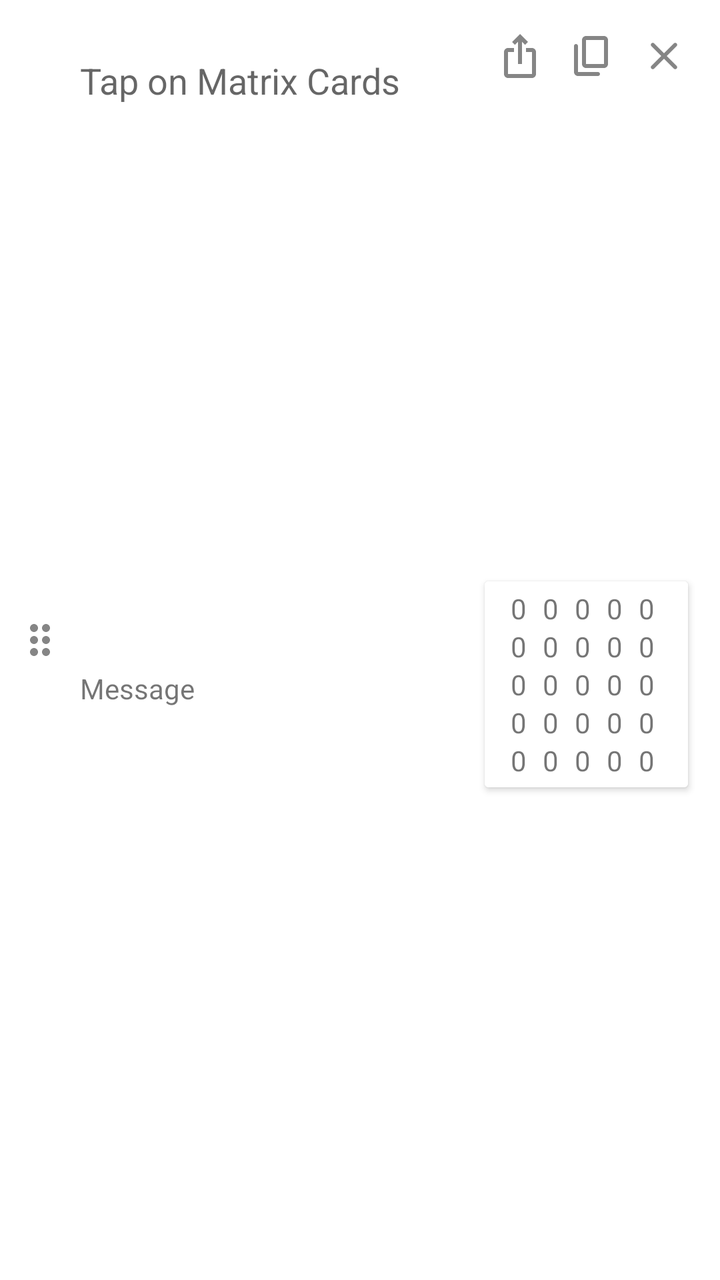
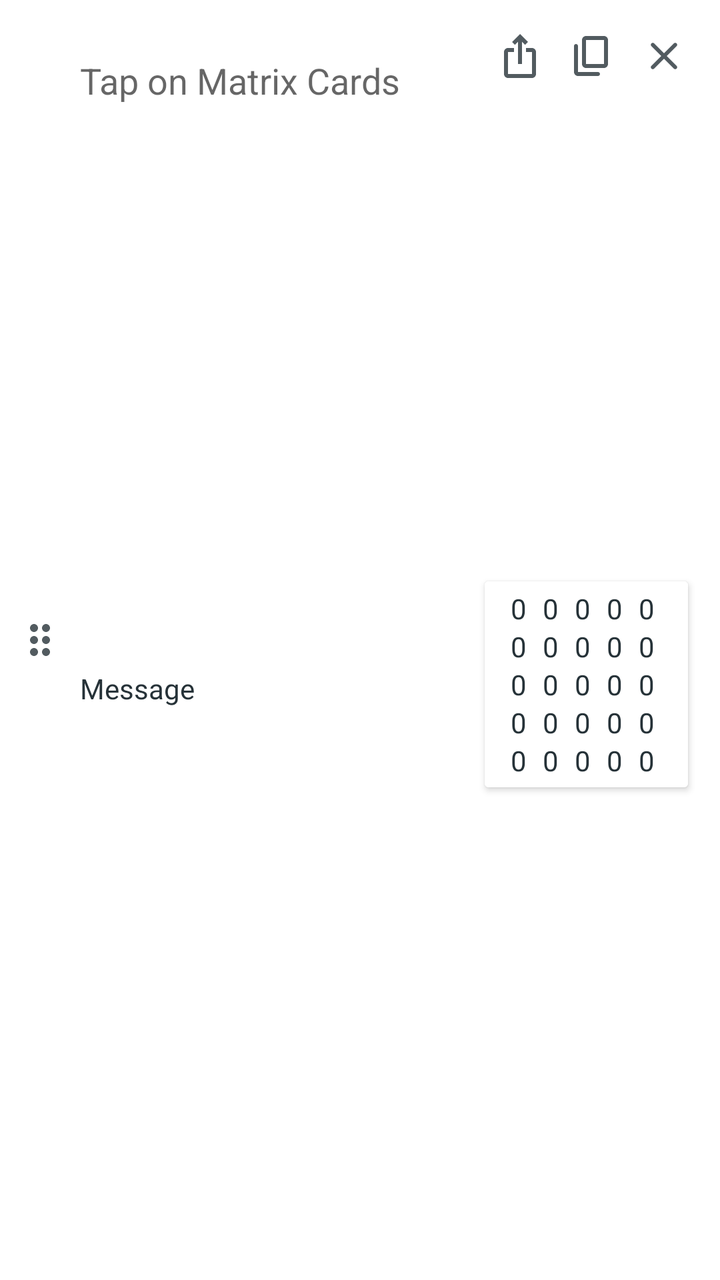

The first picture is an Android layout as it rendered before a commit; the second is the same layout after the commit. The layout source and the unified diff follow.
<!-- AndroidManifest.xml: application theme Theme.Matscape -->
<!-- res/layout/item_result_card.xml -->
<?xml version="1.0" encoding="utf-8"?>
<androidx.constraintlayout.widget.ConstraintLayout xmlns:android="http://schemas.android.com/apk/res/android"
    xmlns:app="http://schemas.android.com/apk/res-auto"
    xmlns:tools="http://schemas.android.com/tools"
    android:layout_width="match_parent"
    android:layout_height="wrap_content"
    android:background="@color/result_card_bg_color"
    android:minHeight="80dp"
    android:id="@+id/ResultCardCL">


    <ImageView
        android:id="@+id/resultCardDragButton"
        android:layout_width="wrap_content"
        android:layout_height="0px"
        android:layout_marginStart="8dp"
        android:layout_marginTop="8dp"
        android:layout_marginBottom="8dp"
        android:background="@color/result_card_bg_color"
        android:contentDescription="@string/desc_drag_result"
        android:src="@drawable/ic_result_card_drag"
        app:layout_constraintBottom_toBottomOf="parent"
        app:layout_constraintStart_toStartOf="parent"
        app:layout_constraintTop_toTopOf="parent" />


    <EditText
        android:id="@+id/ExpressionField"
        android:layout_width="0dp"
        android:layout_height="wrap_content"
        android:layout_marginStart="8dp"
        android:layout_marginEnd="8dp"
        android:layout_marginTop="32dp"
        android:background="@null"
        android:hint="@string/hint_result_field"
        android:importantForAutofill="no"
        android:inputType="textNoSuggestions"
        app:layout_constraintBottom_toBottomOf="@+id/AddResultMatrixButton"
        app:layout_constraintEnd_toStartOf="@+id/AddResultMatrixButton"
        app:layout_constraintHorizontal_bias="0.0"
        app:layout_constraintStart_toEndOf="@+id/resultCardDragButton"
        app:layout_constraintTop_toTopOf="@+id/resultCardDragButton"
        tools:ignore="LabelFor" />

    <TextView
        android:id="@+id/ResultCardMessage"
        android:layout_width="wrap_content"
        android:layout_height="wrap_content"
        android:text="@string/placeholder_result_msg"
        android:layout_marginBottom="4dp"
        app:layout_constraintBottom_toBottomOf="parent"
        app:layout_constraintStart_toStartOf="@+id/ExpressionField"
        app:layout_constraintTop_toBottomOf="@+id/ExpressionField" />

    <ImageView
        android:id="@+id/DeleteResultButton"
        android:layout_width="wrap_content"
        android:layout_height="wrap_content"
        android:layout_marginTop="16dp"
        android:layout_marginEnd="16dp"
        android:background="?attr/selectableItemBackgroundBorderless"
        android:clickable="true"
        android:contentDescription="@string/desc_delete_result"
        android:focusable="true"
        android:src="@drawable/ic_result_card_delete"
        app:layout_constraintEnd_toEndOf="parent"
        app:layout_constraintTop_toTopOf="parent"
        tools:ignore="TouchTargetSizeCheck" />

    <androidx.cardview.widget.CardView
        android:id="@+id/cardView2"
        android:layout_width="wrap_content"
        android:layout_height="wrap_content"
        android:layout_marginEnd="16dp"
        android:layout_marginBottom="16dp"
        android:layout_marginTop="8dp"
        android:foreground="?attr/selectableItemBackgroundBorderless"
        android:clickable="true"
        android:focusable="true"
        app:layout_constraintBottom_toBottomOf="parent"
        app:layout_constraintEnd_toEndOf="parent"
        app:layout_constraintTop_toBottomOf="@+id/ExpressionField">

        <androidx.constraintlayout.widget.ConstraintLayout
            android:layout_width="match_parent"
            android:layout_height="match_parent"
            android:background="@color/result_card_mat_bg_color"
            android:padding="4dp">

            <androidx.constraintlayout.widget.Guideline
                android:id="@+id/guideline3"
                android:layout_width="wrap_content"
                android:layout_height="wrap_content"
                android:orientation="vertical"
                app:layout_constraintGuide_begin="5dp" />

            <LinearLayout
                android:id="@+id/linearLayout6"
                android:layout_width="wrap_content"
                android:layout_height="wrap_content"
                android:gravity="center"
                android:orientation="vertical"
                app:layout_constraintBottom_toBottomOf="parent"
                app:layout_constraintEnd_toStartOf="@+id/linearLayout7"
                app:layout_constraintHorizontal_bias="0.5"
                app:layout_constraintStart_toStartOf="@+id/guideline3"
                app:layout_constraintTop_toTopOf="parent">

                <TextView
                    android:id="@+id/ResultCardTextView11"
                    style="@style/MatrixCardsMatrixText" />

                <TextView
                    android:id="@+id/ResultCardTextView21"
                    style="@style/MatrixCardsMatrixText" />

                <TextView
                    android:id="@+id/ResultCardTextView31"
                    style="@style/MatrixCardsMatrixText" />

                <TextView
                    android:id="@+id/ResultCardTextView41"
                    style="@style/MatrixCardsMatrixText" />

                <TextView
                    android:id="@+id/ResultCardTextView51"
                    style="@style/MatrixCardsMatrixText" />

            </LinearLayout>

            <LinearLayout
                android:id="@+id/linearLayout7"
                android:layout_width="wrap_content"
                android:layout_height="wrap_content"
                android:gravity="center"
                android:orientation="vertical"
                app:layout_constraintBottom_toBottomOf="parent"
                app:layout_constraintEnd_toStartOf="@+id/linearLayout8"
                app:layout_constraintHorizontal_bias="0.5"
                app:layout_constraintStart_toEndOf="@+id/linearLayout6"
                app:layout_constraintTop_toTopOf="parent">

                <TextView
                    android:id="@+id/ResultCardTextView12"
                    style="@style/MatrixCardsMatrixText" />

                <TextView
                    android:id="@+id/ResultCardTextView22"
                    style="@style/MatrixCardsMatrixText" />

                <TextView
                    android:id="@+id/ResultCardTextView32"
                    style="@style/MatrixCardsMatrixText" />

                <TextView
                    android:id="@+id/ResultCardTextView42"
                    style="@style/MatrixCardsMatrixText" />

                <TextView
                    android:id="@+id/ResultCardTextView52"
                    style="@style/MatrixCardsMatrixText" />

            </LinearLayout>

            <LinearLayout
                android:id="@+id/linearLayout8"
                android:layout_width="wrap_content"
                android:layout_height="wrap_content"
                android:gravity="center"
                android:orientation="vertical"
                app:layout_constraintBottom_toBottomOf="parent"
                app:layout_constraintEnd_toStartOf="@+id/linearLayout9"
                app:layout_constraintHorizontal_bias="0.5"
                app:layout_constraintStart_toEndOf="@+id/linearLayout7"
                app:layout_constraintTop_toTopOf="parent">

                <TextView
                    android:id="@+id/ResultCardTextView13"
                    style="@style/MatrixCardsMatrixText" />

                <TextView
                    android:id="@+id/ResultCardTextView23"
                    style="@style/MatrixCardsMatrixText" />

                <TextView
                    android:id="@+id/ResultCardTextView33"
                    style="@style/MatrixCardsMatrixText" />

                <TextView
                    android:id="@+id/ResultCardTextView43"
                    style="@style/MatrixCardsMatrixText" />

                <TextView
                    android:id="@+id/ResultCardTextView53"
                    style="@style/MatrixCardsMatrixText" />

            </LinearLayout>

            <LinearLayout
                android:id="@+id/linearLayout9"
                android:layout_width="wrap_content"
                android:layout_height="wrap_content"
                android:gravity="center"
                android:orientation="vertical"
                app:layout_constraintBottom_toBottomOf="parent"
                app:layout_constraintEnd_toStartOf="@+id/linearLayout10"
                app:layout_constraintHorizontal_bias="0.5"
                app:layout_constraintStart_toEndOf="@+id/linearLayout8"
                app:layout_constraintTop_toTopOf="parent">

                <TextView
                    android:id="@+id/ResultCardTextView14"
                    style="@style/MatrixCardsMatrixText" />

                <TextView
                    android:id="@+id/ResultCardTextView24"
                    style="@style/MatrixCardsMatrixText" />

                <TextView
                    android:id="@+id/ResultCardTextView34"
                    style="@style/MatrixCardsMatrixText" />

                <TextView
                    android:id="@+id/ResultCardTextView44"
                    style="@style/MatrixCardsMatrixText" />

                <TextView
                    android:id="@+id/ResultCardTextView54"
                    style="@style/MatrixCardsMatrixText" />

            </LinearLayout>

            <LinearLayout
                android:id="@+id/linearLayout10"
                android:layout_width="wrap_content"
                android:layout_height="wrap_content"
                android:gravity="center"
                android:orientation="vertical"
                app:layout_constraintBottom_toBottomOf="parent"
                app:layout_constraintEnd_toEndOf="@id/guideline4"
                app:layout_constraintHorizontal_bias="0.5"
                app:layout_constraintStart_toEndOf="@+id/linearLayout9"
                app:layout_constraintTop_toTopOf="parent">

                <TextView
                    android:id="@+id/ResultCardTextView15"
                    style="@style/MatrixCardsMatrixText" />

                <TextView
                    android:id="@+id/ResultCardTextView25"
                    style="@style/MatrixCardsMatrixText" />

                <TextView
                    android:id="@+id/ResultCardTextView35"
                    style="@style/MatrixCardsMatrixText" />

                <TextView
                    android:id="@+id/ResultCardTextView45"
                    style="@style/MatrixCardsMatrixText" />

                <TextView
                    android:id="@+id/ResultCardTextView55"
                    style="@style/MatrixCardsMatrixText" />

            </LinearLayout>

            <androidx.constraintlayout.widget.Guideline
                android:id="@+id/guideline4"
                android:layout_width="wrap_content"
                android:layout_height="wrap_content"
                android:orientation="vertical"
                app:layout_constraintGuide_percent="0.90816325" />

        </androidx.constraintlayout.widget.ConstraintLayout>
    </androidx.cardview.widget.CardView>

    <ImageView
        android:id="@+id/CopyResultButton"
        android:layout_width="wrap_content"
        android:layout_height="wrap_content"
        android:layout_marginEnd="12dp"
        android:background="?attr/selectableItemBackgroundBorderless"
        android:clickable="true"
        android:focusable="true"
        android:src="@drawable/ic_mat_card_copy"
        app:layout_constraintBottom_toBottomOf="@+id/DeleteResultButton"
        app:layout_constraintEnd_toStartOf="@+id/DeleteResultButton"
        app:layout_constraintTop_toTopOf="@+id/DeleteResultButton"
        android:contentDescription="@string/desc_copy_result" />

    <ImageView
        android:id="@+id/AddResultMatrixButton"
        android:layout_width="wrap_content"
        android:layout_height="wrap_content"
        android:layout_marginEnd="12dp"
        android:background="?attr/selectableItemBackgroundBorderless"
        android:clickable="true"
        android:focusable="true"

        android:src="@drawable/ic_result_add_matrix"
        app:layout_constraintBottom_toBottomOf="@+id/DeleteResultButton"
        app:layout_constraintEnd_toStartOf="@+id/CopyResultButton"
        app:layout_constraintTop_toTopOf="@+id/DeleteResultButton"
        android:contentDescription="@string/desc_add_result_matrix" />

</androidx.constraintlayout.widget.ConstraintLayout>
<!-- resources referenced by this layout -->
<resources>
  <color name="result_card_bg_color">#FFFFFF</color>
  <color name="result_card_mat_bg_color">#FFFFFF</color>
  <!-- drawable ic_mat_card_copy (drawable) -->
  <vector android:alpha="0.8" android:height="24dp"
      android:tint="?attr/colorControlNormal" android:viewportHeight="24"
      android:viewportWidth="24" android:width="24dp" xmlns:android="http://schemas.android.com/apk/res/android">
      <path android:fillColor="@android:color/white" android:pathData="M15,20H5V7c0,-0.55 -0.45,-1 -1,-1h0C3.45,6 3,6.45 3,7v13c0,1.1 0.9,2 2,2h10c0.55,0 1,-0.45 1,-1v0C16,20.45 15.55,20 15,20zM20,16V4c0,-1.1 -0.9,-2 -2,-2H9C7.9,2 7,2.9 7,4v12c0,1.1 0.9,2 2,2h9C19.1,18 20,17.1 20,16zM18,16H9V4h9V16z"/>
  </vector>
  <!-- drawable ic_result_add_matrix (drawable) -->
  <vector android:alpha="0.8" android:height="24dp"
      android:tint="?attr/colorControlNormal" android:viewportHeight="24"
      android:viewportWidth="24" android:width="24dp" xmlns:android="http://schemas.android.com/apk/res/android">
      <path android:fillColor="@android:color/white" android:pathData="M16,5l-1.42,1.42 -1.59,-1.59L12.99,16h-1.98L11.01,4.83L9.42,6.42 8,5l4,-4 4,4zM20,10v11c0,1.1 -0.9,2 -2,2L6,23c-1.11,0 -2,-0.9 -2,-2L4,10c0,-1.11 0.89,-2 2,-2h3v2L6,10v11h12L18,10h-3L15,8h3c1.1,0 2,0.89 2,2z"/>
  </vector>
  <!-- drawable ic_result_card_delete (drawable) -->
  <vector android:alpha="0.8" android:height="24dp"
      android:tint="?attr/colorControlNormal" android:viewportHeight="24"
      android:viewportWidth="24" android:width="24dp" xmlns:android="http://schemas.android.com/apk/res/android">
      <path android:fillColor="@android:color/white" android:pathData="M18.3,5.71c-0.39,-0.39 -1.02,-0.39 -1.41,0L12,10.59 7.11,5.7c-0.39,-0.39 -1.02,-0.39 -1.41,0 -0.39,0.39 -0.39,1.02 0,1.41L10.59,12 5.7,16.89c-0.39,0.39 -0.39,1.02 0,1.41 0.39,0.39 1.02,0.39 1.41,0L12,13.41l4.89,4.89c0.39,0.39 1.02,0.39 1.41,0 0.39,-0.39 0.39,-1.02 0,-1.41L13.41,12l4.89,-4.89c0.38,-0.38 0.38,-1.02 0,-1.4z"/>
  </vector>
  <string name="desc_add_result_matrix">Add result card as new Matrix</string>
  <string name="desc_copy_result">Copy Result Card</string>
  <string name="desc_delete_result">Delete this result</string>
  <string name="desc_drag_result">Result Card Drag Handle</string>
  <string name="hint_result_field">Tap on Matrix Cards</string>
  
      //for ChangeMatrix Activity
  <string name="placeholder_result_msg">Message</string>
  <style name="MatrixCardsMatrixText">
          <item name="android:layout_width">wrap_content</item>
          <item name="android:layout_height">wrap_content</item>
          <item name="android:text">@string/placeholder_matrix_text</item>
          <item name="android:layout_marginStart">4dp</item>
          <item name="android:layout_marginEnd">4dp</item>
          <item name="android:textSize">14sp</item>
      </style>
  
      //for ChangeMatrix Matrix Fields linear layouts
  <style name="Theme.Matscape" parent="Theme.MaterialComponents.DayNight.NoActionBar">
          
          <item name="colorPrimary">@color/blue_black</item>
          <item name="colorPrimaryVariant">@color/light_blue_black</item>
          <item name="colorOnPrimary">@color/white</item>
          
          <item name="colorSecondary">@color/blue_black</item>
          <item name="colorSecondaryVariant">@color/light_blue_black</item>
          <item name="colorOnSecondary">@color/black</item>
          
          <item name="android:statusBarColor" tools:targetApi="l">?attr/colorPrimary</item>
          
      </style>
  <string name="placeholder_matrix_text" translatable="false">0</string>
  <color name="blue_black">#263238</color>
  <color name="light_blue_black">#627077</color>
  <color name="white">#FFFFFFFF</color>
  <color name="black">#FF000000</color>
  <!-- unchanged entries left out for length: 1 -->
</resources>

<!-- the commit's change to res/layout/item_result_card.xml (unified diff, before → after) -->
@@ -21,7 +21,8 @@
         android:src="@drawable/ic_result_card_drag"
         app:layout_constraintBottom_toBottomOf="parent"
         app:layout_constraintStart_toStartOf="parent"
-        app:layout_constraintTop_toTopOf="parent" />
+        app:layout_constraintTop_toTopOf="parent"
+        app:tint="@color/icon_color"/>
 
 
     <EditText
@@ -62,6 +63,7 @@
         android:clickable="true"
         android:contentDescription="@string/desc_delete_result"
         android:focusable="true"
+        app:tint="@color/icon_color"
         android:src="@drawable/ic_result_card_delete"
         app:layout_constraintEnd_toEndOf="parent"
         app:layout_constraintTop_toTopOf="parent"
@@ -282,6 +284,7 @@
         android:background="?attr/selectableItemBackgroundBorderless"
         android:clickable="true"
         android:focusable="true"
+        app:tint="@color/icon_color"
         android:src="@drawable/ic_mat_card_copy"
         app:layout_constraintBottom_toBottomOf="@+id/DeleteResultButton"
         app:layout_constraintEnd_toStartOf="@+id/DeleteResultButton"
@@ -296,7 +299,7 @@
         android:background="?attr/selectableItemBackgroundBorderless"
         android:clickable="true"
         android:focusable="true"
-
+        app:tint="@color/icon_color"
         android:src="@drawable/ic_result_add_matrix"
         app:layout_constraintBottom_toBottomOf="@+id/DeleteResultButton"
         app:layout_constraintEnd_toStartOf="@+id/CopyResultButton"
<!-- resource entries referenced after the edit -->
@@ -1,5 +1,6 @@
 <!-- resources referenced by this layout -->
 <resources>
+  <color name="icon_color">#263238</color>
   <color name="result_card_bg_color">#FFFFFF</color>
   <color name="result_card_mat_bg_color">#FFFFFF</color>
   <!-- drawable ic_mat_card_copy (drawable) -->
@@ -50,6 +51,7 @@
           
           <item name="android:statusBarColor" tools:targetApi="l">?attr/colorPrimary</item>
           
+          <item name="android:textColor">@color/blue_black</item>
       </style>
   <string name="placeholder_matrix_text" translatable="false">0</string>
   <color name="blue_black">#263238</color>
